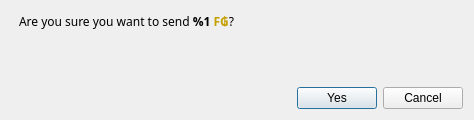
The window that src/gui/ui/confirmsenddialog.ui (FandomGold/XFG-wallet) describes before a commit, drawn with Qt 5.
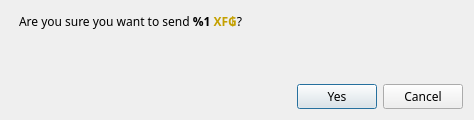
The same window after the commit. Icons and pictures are not drawn.

Commit message: Touch up send confirmation dialog box

Patch:
```diff
--- a/src/gui/ui/confirmsenddialog.ui
+++ b/src/gui/ui/confirmsenddialog.ui
@@ -31,7 +31,7 @@
         <string notr="true">font-family: Cinzel;</string>
        </property>
        <property name="text">
-        <string>&lt;html&gt;&lt;head/&gt;&lt;body&gt;&lt;p&gt;Are you sure you want to send &lt;span style=&quot; font-weight:600;&quot;&gt;%1 &lt;/span&gt;&lt;span style=&quot; font-weight:600; color:#c4a000;&quot;&gt;F&lt;/span&gt;&lt;span style=&quot; font-weight:600; color:#c4a000;&quot;&gt;₲&lt;/span&gt;?&lt;/p&gt;&lt;/body&gt;&lt;/html&gt;</string>
+        <string>&lt;html&gt;&lt;head/&gt;&lt;body&gt;&lt;p&gt;Are you sure you want to send &lt;span style=&quot; font-weight:600;&quot;&gt;%1 &lt;/span&gt;&lt;span style=&quot; font-weight:600; color:#c4a000;&quot;&gt;XF₲&lt;/span&gt;?&lt;/p&gt;&lt;/body&gt;&lt;/html&gt;</string>
        </property>
        <property name="textFormat">
         <enum>Qt::RichText</enum>
@@ -110,6 +110,9 @@
      </item>
      <item>
       <widget class="QPushButton" name="m_okButton">
+       <property name="styleSheet">
+        <string notr="true">font-family: cinzel;</string>
+       </property>
        <property name="text">
         <string>Yes</string>
        </property>
@@ -121,6 +124,9 @@
      </item>
      <item>
       <widget class="QPushButton" name="m_cancelButton">
+       <property name="styleSheet">
+        <string notr="true">font-family: cinzel;</string>
+       </property>
        <property name="text">
         <string>Cancel</string>
        </property>
```
Left out of the diff: 4 changed lines with no effect on the pictures.
